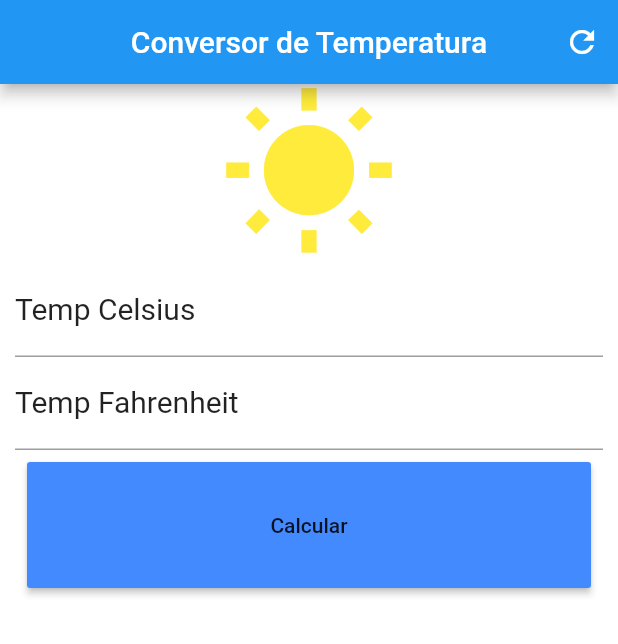
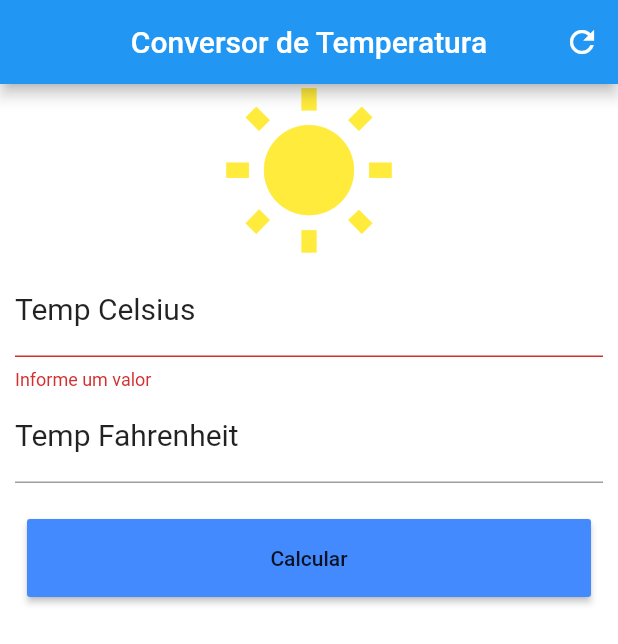
Before and after one commit to ricardom6/conversorTemperatura, a Flutter app: the screen it shows after launch, after a tap on "Calcular", on a phone screen of 412 x 824 dp. Shown: the top 644 px of the screen. Run offline on Flutter 3.47's test engine with Material 2 defaults, Android fonts, the phone set to English and light mode, and no system bars.

```diff
--- a/lib/main.dart
+++ b/lib/main.dart
@@ -13,6 +13,8 @@ class Home extends StatefulWidget {
 class _HomeState extends State<Home> {
   TextEditingController celsiusController = TextEditingController();
   TextEditingController fahrenheitController = TextEditingController();
+  GlobalKey<FormState> _formKey = GlobalKey<FormState>();
+
   void _resetFields(){
     celsiusController.text = "";
     fahrenheitController.text = "";
@@ -29,7 +31,10 @@ class _HomeState extends State<Home> {
     TextStyle styleField = TextStyle(color: Colors.lightBlueAccent);
 
     RaisedButton raisedButton = RaisedButton(
-      onPressed: _converter,
+      onPressed: (){
+        if (_formKey.currentState.validate()){
+        _converter();
+        }},
       child: Text("Calcular"),
       color: Colors.blueAccent,
     );
@@ -50,7 +55,8 @@ class _HomeState extends State<Home> {
       size: 120,
       color: Colors.yellow,
     );
-    TextField tempCelsius = TextField(
+
+    TextFormField tempCelsius = TextFormField(
       decoration: InputDecoration(
         labelText: 'Temp Celsius',
         labelStyle: styleDecoration,
@@ -59,8 +65,13 @@ class _HomeState extends State<Home> {
       textAlign: TextAlign.center,
       style: styleField,
       controller: celsiusController,
+      validator: (value){
+        if (value.isEmpty){
+          return "Informe um valor";
+        }
+      },
     );
-    TextField tempFahrenheit = TextField(
+    TextFormField tempFahrenheit = TextFormField(
       decoration: InputDecoration(
         labelText: 'Temp Fahrenheit',
         labelStyle: styleDecoration,
@@ -69,10 +80,15 @@ class _HomeState extends State<Home> {
       keyboardType: TextInputType.number,
       style: styleField,
       controller: fahrenheitController,
+      /*validator: (value){
+        if (value.isEmpty){
+          return "Informe um valor";
+        }
+      },*/
     );
 
     Container containerBtn = Container(
-      padding: EdgeInsets.all(8),
+      padding: EdgeInsets.fromLTRB(8, 24, 8, 24),
       height: 100.0,
       child: raisedButton,
     );
@@ -90,8 +106,15 @@ class _HomeState extends State<Home> {
         containerBtn,
       ],
     );
+
+    Form form = Form(
+      child: column,
+      key: _formKey,
+
+    );
+
     SingleChildScrollView singleChildScrollView = SingleChildScrollView(
-      child: column,
+      child: form,
       padding: EdgeInsets.fromLTRB(10, 0, 10, 0),
     );
     //Container containerColuna =
```
